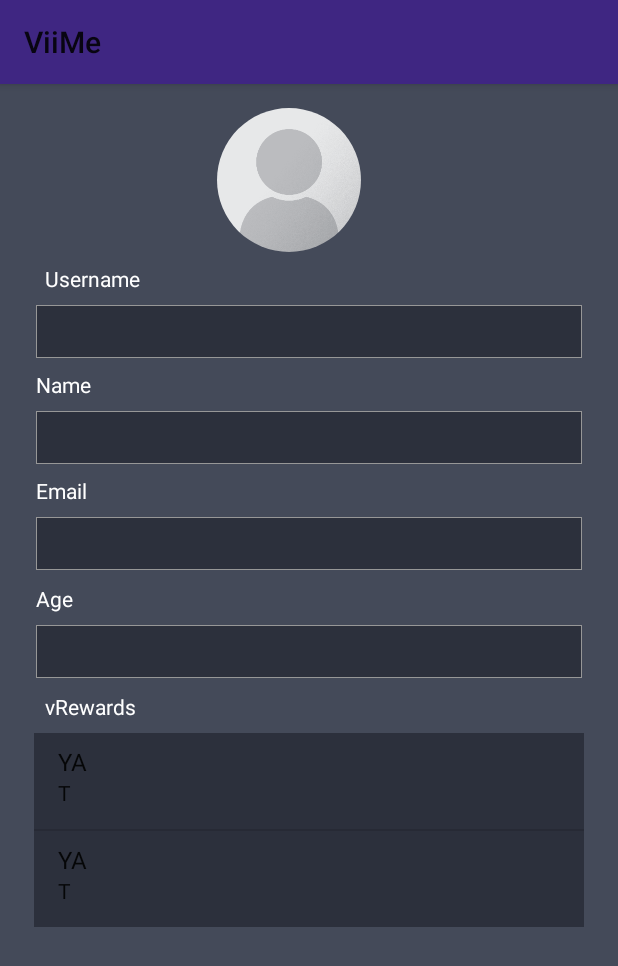
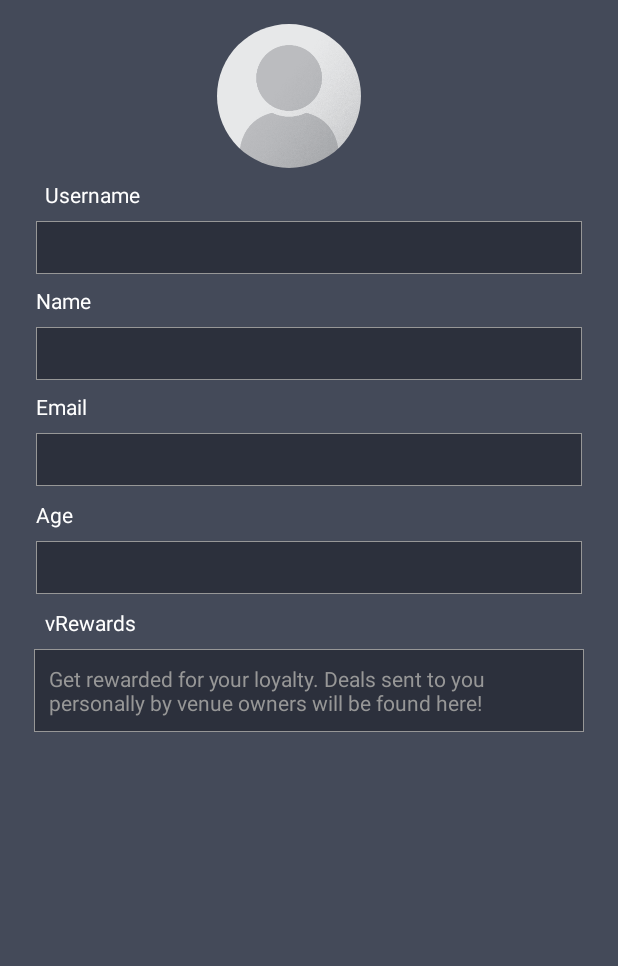
Before and after one commit to mousakhan/ViiMe-Android, an Android app: the ProfileActivity screen opened directly, with no data from a screen before it, on a phone screen of 412 x 824 dp. Shown: the top 966 px of the screen. Run offline under Robolectric (Android 15) with nearby library versions, the phone set to English and light mode, and no system bars; our stand-ins replace CircleImageView, Firebase (no records; nobody signed in at launch, a user with empty details on screens opened directly); libraries missing offline, so code that uses them is left out: com.facebook, com.facebook.login, com.vansuita.pickimage.

Commit message:
Finishing profile page

```diff
--- a/app/build.gradle
+++ b/app/build.gradle
@@ -44,4 +44,5 @@ dependencies {
 
 
 
+
 apply plugin: 'com.google.gms.google-services'
--- a/app/src/main/java/vl/viime/ProfileActivity.java
+++ b/app/src/main/java/vl/viime/ProfileActivity.java
@@ -12,6 +12,7 @@ import android.util.Log;
 import android.view.LayoutInflater;
 import android.view.View;
 import android.view.ViewGroup;
+import android.view.Window;
 import android.view.inputmethod.InputMethodManager;
 import android.widget.Adapter;
 import android.widget.ArrayAdapter;
@@ -67,57 +68,59 @@ public class ProfileActivity extends AppCompatActivity {
         super.onCreate(savedInstanceState);
         setContentView(R.layout.activity_profile);
 
+        getSupportActionBar().hide();
+
         final TextView mUsernameTextView = (TextView) findViewById(R.id.username);
         final EditText mNameEditText = (EditText) findViewById(R.id.name);
         final EditText mEmailEditText = (EditText) findViewById(R.id.email);
         final EditText mAgeEditText = (EditText) findViewById(R.id.birthday);
         final ListView mListView = (ListView) findViewById(R.id.rewards_list);
+
         mDatabase = FirebaseDatabase.getInstance().getReference();
         mProfileImageView = (ImageView) findViewById(R.id.profile_picture);
         mUser = FirebaseAuth.getInstance().getCurrentUser();
 
-        DatabaseReference ref = mDatabase.child("users/" + mUser.getUid() + "/personal-deals");
-        // Attach a listener to read the data at the users node
-        ref.child("/personal-deals").addListenerForSingleValueEvent(new ValueEventListener() {
-            @Override
-            // Getting the user information and setting it into the views
-            public void onDataChange(DataSnapshot dataSnapshot) {
-
-                if (dataSnapshot != null) {
-                    String[] list = {"T", "D"};
-                    ArrayAdapter adapter = new ArrayAdapter(ProfileActivity.this, android.R.layout.simple_list_item_2, android.R.id.text1, list) {
-                        @Override
-                        public View getView(int position, View convertView, ViewGroup parent) {
-                            View view = super.getView(position, convertView, parent);
-                            TextView text1 = (TextView) view.findViewById(android.R.id.text1);
-                            TextView text2 = (TextView) view.findViewById(android.R.id.text2);
-
-                            text1.setText("YA");
-                            text2.setText("T");
-                            return view;
-                        }
-                    };
-
-                    mListView.setAdapter((ListAdapter)adapter);
-
-                    mListView.setEmptyView(findViewById(R.id.empty));
-                }
-
-
-            }
-
-            @Override
-            public void onCancelled(DatabaseError databaseError) {
-                Log.d(TAG, "Being cancelled");
-            }
-        });
+//        DatabaseReference ref = mDatabase.child("users/" + mUser.getUid() + "/personal-deals");
+//        // Attach a listener to read the data at the users node
+//        ref.child("/personal-deals").addListenerForSingleValueEvent(new ValueEventListener() {
+//            @Override
+//            // Getting the user information and setting it into the views
+//            public void onDataChange(DataSnapshot dataSnapshot) {
+//
+////                if (dataSnapshot != null) {
+////                    String[] list = {"Item 1", "Item 2"};
+////                    ArrayAdapter adapter = new ArrayAdapter(ProfileActivity.this, android.R.layout.simple_list_item_2, android.R.id.text1, list) {
+////                        @Override
+////                        public View getView(int position, View convertView, ViewGroup parent) {
+////                            View view = super.getView(position, convertView, parent);
+////                            TextView text1 = (TextView) view.findViewById(android.R.id.text1);
+////                            TextView text2 = (TextView) view.findViewById(android.R.id.text2);
+////
+////                            text1.setText("Subitem 1");
+////                            text2.setText("Subitem 2");
+////                            return view;
+////                        }
+////                    };
+////
+////                    mListView.setAdapter((ListAdapter)adapter);
+////
+////                    mListView.setEmptyView(findViewById(R.id.empty));
+//                }
+//
+//
+//            }
+//
+//            @Override
+//            public void onCancelled(DatabaseError databaseError) {
+//                Log.d(TAG, "Being cancelled");
+//            }
+//        });
 
 
         String userId = mUser.getUid().toString();
-
         // If user id exists, then get all the data from backend
         if (!mUser.getUid().equals("") && mUser.getUid() != null) {
-            Log.d(TAG, ref.toString());
+            DatabaseReference ref = mDatabase.child("users/" + userId);
             // Attach a listener to read the data at the users node
             ref.addListenerForSingleValueEvent(new ValueEventListener() {
                 @Override
@@ -162,24 +165,14 @@ public class ProfileActivity extends AppCompatActivity {
                             @Override
                             public void onPickResult(PickResult r) {
                                 if (r.getError() == null) {
-                                    //If you want the Uri.
-                                    //Mandatory to refresh image from Uri.
-                                    //getImageView().setImageURI(null);
-
-                                    //Setting the real returned image.
-                                    //getImageView().setImageURI(r.getUri());
-
-                                    //If you want the Bitmap.
+                                    // Set bitmap then upload file to Firebase
                                     mProfileImageView.setImageBitmap(r.getBitmap());
                                     uploadFile();
-                                    //Image path
-                                    //r.getPath();
                                 } else {
 
                                 }
                             }
                         }).show(ProfileActivity.this);
-
 
             }
         });
--- a/app/src/main/res/layout/activity_login.xml
+++ b/app/src/main/res/layout/activity_login.xml
@@ -69,7 +69,7 @@
     <Button
         android:id="@+id/signInButton"
         android:layout_width="0dp"
-        android:layout_height="35dp"
+        android:layout_height="40dp"
         android:layout_marginEnd="50dp"
         android:layout_marginLeft="50dp"
         android:layout_marginRight="50dp"
```
Also changed, not shown: app/src/main/AndroidManifest.xml (+3 -4 lines), app/src/main/java/vl/viime/LoginActivity.java (+5 -6 lines).
